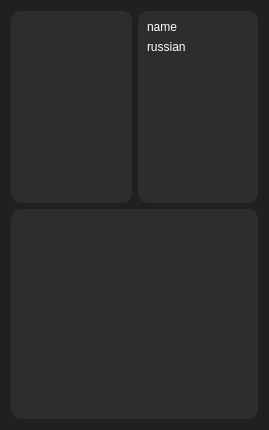
Qt form data/ui/character.ui (brandonzorn/Nlight) before a commit.
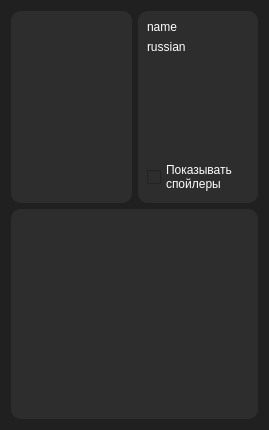
The same form after that commit.

Commit message: added button to display spoilers in character description

The edit to the form file:
```diff
--- a/data/ui/character.ui
+++ b/data/ui/character.ui
@@ -94,6 +94,12 @@
      </item>
      <item>
       <widget class="QFrame" name="title_frame">
+       <property name="styleSheet">
+        <string notr="true">QAbstractButton {
+	background-color: rgb(45, 45, 45);
+	color: rgb(255, 255, 255);
+}</string>
+       </property>
        <property name="frameShape">
         <enum>QFrame::StyledPanel</enum>
        </property>
@@ -134,6 +140,14 @@
           </property>
          </spacer>
         </item>
+        <item>
+         <widget class="QCheckBox" name="show_spoilers">
+          <property name="text">
+           <string>Показывать
+спойлеры</string>
+          </property>
+         </widget>
+        </item>
        </layout>
       </widget>
      </item>
```
The commit also changes 4 other files.
